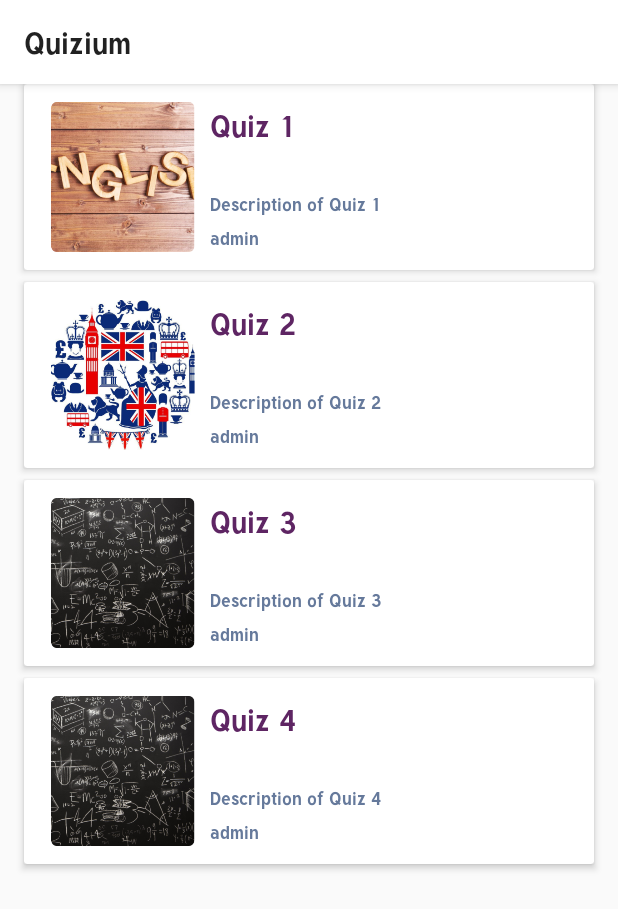
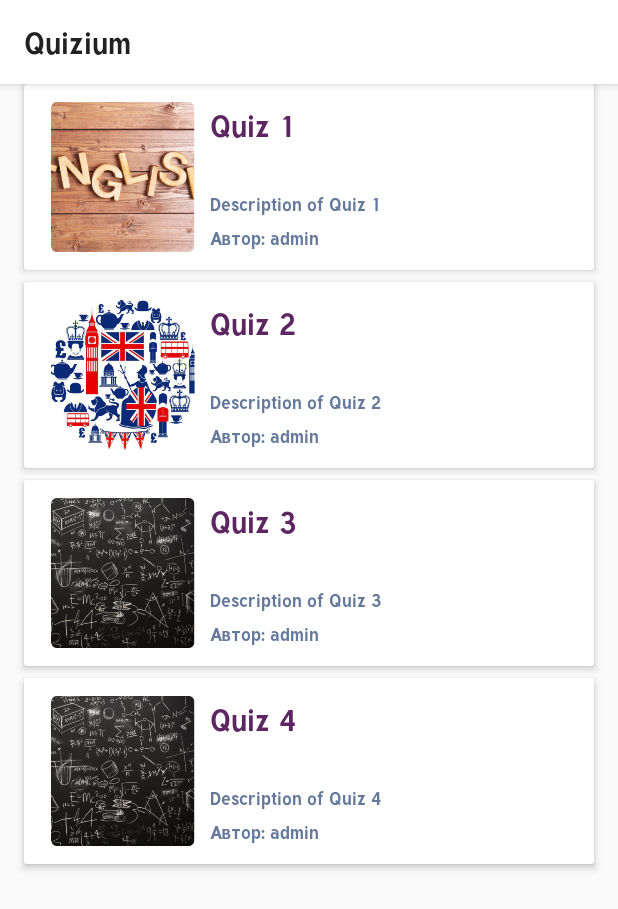
Before and after one commit to DanilB01/Quizium, an Android app: the QuizListActivity screen opened directly, with no data from a screen before it, on a phone screen of 412 x 824 dp. Shown: the top 909 px of the screen. Run offline under Robolectric (Android 15) with nearby library versions, the phone set to English and light mode, and no system bars.

Commit message:
Fix quiz author displaying

```diff
--- a/app/src/main/java/ru/tsu/quizium/RecyclerViewAdapter.java
+++ b/app/src/main/java/ru/tsu/quizium/RecyclerViewAdapter.java
@@ -1,6 +1,7 @@
 package ru.tsu.quizium;
 
 import android.content.Context;
+import android.content.res.Resources;
 import android.view.LayoutInflater;
 import android.view.View;
 import android.view.ViewGroup;
@@ -16,10 +17,12 @@ public class RecyclerViewAdapter extends RecyclerView.Adapter<RecyclerViewAdapte
 
     private final List<Quiz> quizList;
     private final LayoutInflater inflater;
+    private final Context context;
 
     RecyclerViewAdapter(Context context, List<Quiz> quizList) {
         this.quizList = quizList;
         this.inflater = LayoutInflater.from(context);
+        this.context = context;
     }
 
     @NonNull
@@ -35,7 +38,7 @@ public class RecyclerViewAdapter extends RecyclerView.Adapter<RecyclerViewAdapte
         holder.previewPictureView.setImageResource(quiz.getPreviewPicture());
         holder.nameView.setText(quiz.getName());
         holder.descriptionView.setText(quiz.getDescription());
-        holder.authorView.setText(quiz.getAuthor());
+        holder.authorView.setText(String.format("%s %s", context.getString(R.string.author), quiz.getAuthor()));
     }
 
     @Override
--- a/app/src/main/res/values/strings.xml
+++ b/app/src/main/res/values/strings.xml
@@ -7,4 +7,5 @@
     <string name="onMain">На главную</string>
     <string name="retrySuggestion">Желаете улучшить свой результат и пройти тест заново?</string>
     <string name="nextQuestion">Следующий вопрос</string>
+    <string name="author">Автор: </string>
 </resources>
```
